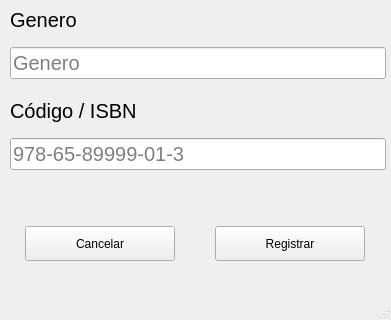
This is Avaliações/Olha Aqui Caique/views/emprestimo.ui in Vatreax/Senac as Qt 5 draws it before an edit; both pictures show x 0 to 391 and y 247 to 567 of the 391 by 567 pixel window. The edited form follows.
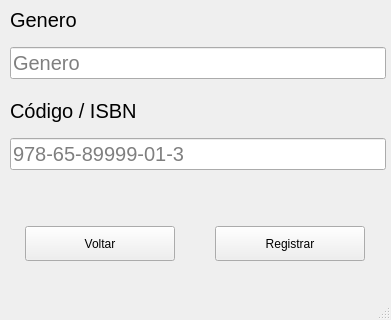
This is the edited form.

```diff
--- a/Avaliações/Olha Aqui Caique/views/emprestimo.ui
+++ b/Avaliações/Olha Aqui Caique/views/emprestimo.ui
@@ -221,7 +221,7 @@
         </size>
        </property>
        <property name="text">
-        <string>Cancelar</string>
+        <string>Voltar</string>
        </property>
       </widget>
      </item>
```
